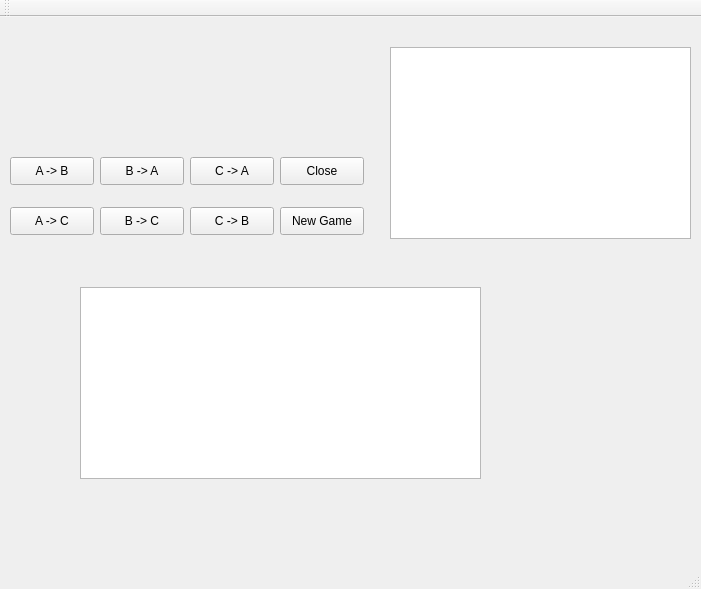
Qt form student/13/hanoi/mainwindow.ui (ilpoviertola/iviertola) before a commit.
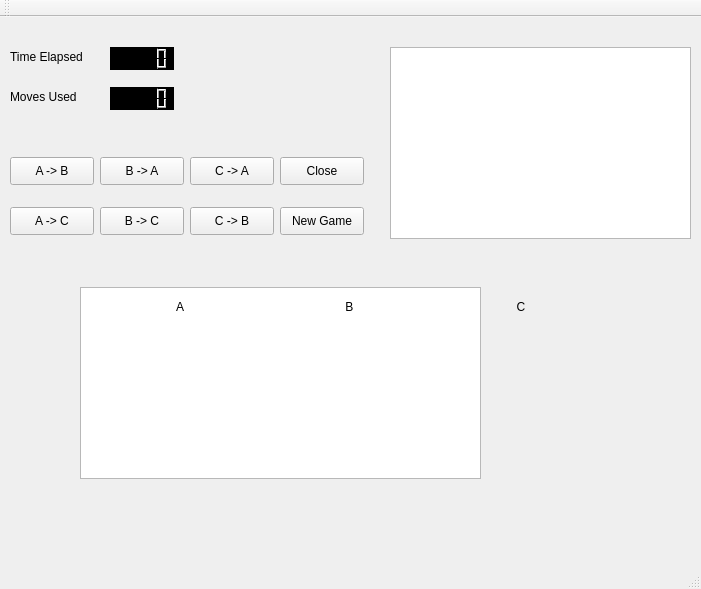
The same form after that commit.

```diff
--- a/student/13/hanoi/mainwindow.ui
+++ b/student/13/hanoi/mainwindow.ui
@@ -138,6 +138,103 @@
      </rect>
     </property>
    </widget>
+   <widget class="QLCDNumber" name="timeLCD">
+    <property name="geometry">
+     <rect>
+      <x>110</x>
+      <y>30</y>
+      <width>64</width>
+      <height>23</height>
+     </rect>
+    </property>
+    <property name="styleSheet">
+     <string notr="true">QLCDNumber{
+    color: rgb(255, 255, 0);    
+    background-color: rgb(0, 0, 0);
+}</string>
+    </property>
+   </widget>
+   <widget class="QLabel" name="label">
+    <property name="geometry">
+     <rect>
+      <x>10</x>
+      <y>30</y>
+      <width>91</width>
+      <height>20</height>
+     </rect>
+    </property>
+    <property name="text">
+     <string>Time Elapsed</string>
+    </property>
+   </widget>
+   <widget class="QLabel" name="label_2">
+    <property name="geometry">
+     <rect>
+      <x>170</x>
+      <y>280</y>
+      <width>63</width>
+      <height>20</height>
+     </rect>
+    </property>
+    <property name="text">
+     <string>  A</string>
+    </property>
+   </widget>
+   <widget class="QLabel" name="label_3">
+    <property name="geometry">
+     <rect>
+      <x>342</x>
+      <y>279</y>
+      <width>61</width>
+      <height>21</height>
+     </rect>
+    </property>
+    <property name="text">
+     <string> B</string>
+    </property>
+   </widget>
+   <widget class="QLabel" name="label_4">
+    <property name="geometry">
+     <rect>
+      <x>510</x>
+      <y>280</y>
+      <width>63</width>
+      <height>20</height>
+     </rect>
+    </property>
+    <property name="text">
+     <string>  C</string>
+    </property>
+   </widget>
+   <widget class="QLabel" name="label_5">
+    <property name="geometry">
+     <rect>
+      <x>10</x>
+      <y>70</y>
+      <width>91</width>
+      <height>20</height>
+     </rect>
+    </property>
+    <property name="text">
+     <string>Moves Used</string>
+    </property>
+   </widget>
+   <widget class="QLCDNumber" name="movesLCD">
+    <property name="geometry">
+     <rect>
+      <x>110</x>
+      <y>70</y>
+      <width>64</width>
+      <height>23</height>
+     </rect>
+    </property>
+    <property name="styleSheet">
+     <string notr="true">QLCDNumber{
+    color: rgb(255, 255, 0);    
+    background-color: rgb(0, 0, 0);
+}</string>
+    </property>
+   </widget>
   </widget>
   <widget class="QMenuBar" name="menuBar">
    <property name="geometry">
```
